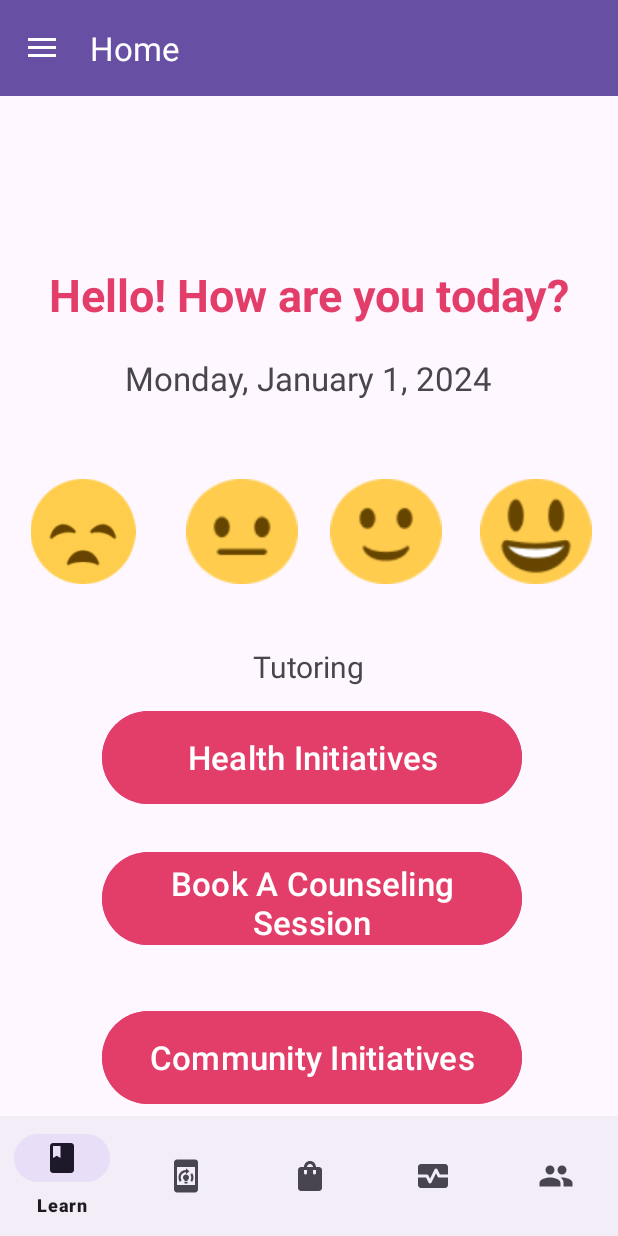
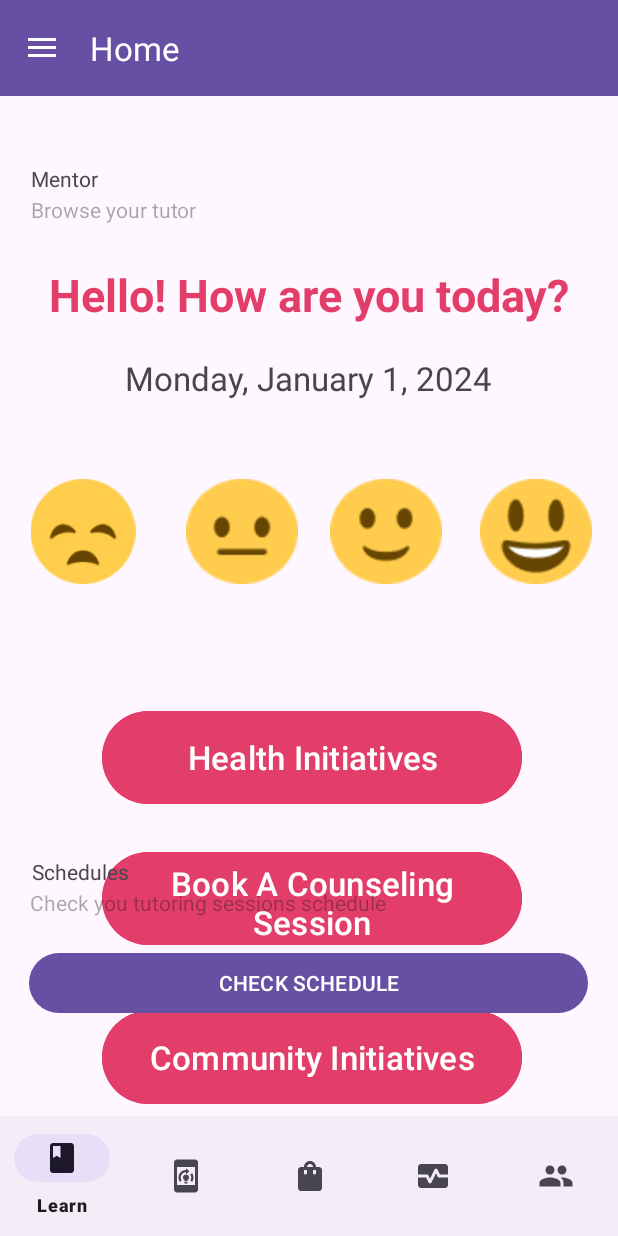
Before and after one commit to Kairos5106/STEMify, an Android app: the fragment Tutoring placed in its activity, on a phone screen of 412 x 824 dp. Run offline under Robolectric (Android 15) with nearby library versions, the phone set to English and light mode, and no system bars; our stand-ins replace navigation-ui.

Commit message:
Tutoring pages xml layouts

```diff
--- a/app/src/main/res/layout/fragment_tutoring.xml
+++ b/app/src/main/res/layout/fragment_tutoring.xml
@@ -8,15 +8,81 @@
     tools:context=".ui.moduleB.Tutoring">
 
     <TextView
-        android:id="@+id/TVP"
+        android:id="@+id/TVMentor"
         android:layout_width="wrap_content"
         android:layout_height="wrap_content"
-        android:text="Tutoring"
-        android:textSize="20dp"
+        android:layout_marginStart="20dp"
+        android:layout_marginTop="45dp"
+        android:layout_marginEnd="346dp"
+        android:text="Mentor"
+        app:layout_constraintEnd_toEndOf="parent"
+        app:layout_constraintStart_toStartOf="parent"
+        app:layout_constraintTop_toTopOf="parent" />
+
+    <TextView
+        android:id="@+id/TVBrowseYourTutor"
+        android:layout_width="wrap_content"
+        android:layout_height="wrap_content"
+        android:layout_marginStart="20dp"
+        android:layout_marginTop="1dp"
+        android:layout_marginEnd="280dp"
+        android:hint="Browse your tutor"
+        app:layout_constraintEnd_toEndOf="parent"
+        app:layout_constraintStart_toStartOf="parent"
+        app:layout_constraintTop_toBottomOf="@+id/TVMentor" />
+
+    <androidx.core.widget.NestedScrollView
+        android:id="@+id/nestedScrollView2"
+        android:layout_width="match_parent"
+        android:layout_height="300dp"
+        android:layout_marginTop="25dp"
+        android:layout_marginBottom="300dp"
         app:layout_constraintBottom_toBottomOf="parent"
         app:layout_constraintEnd_toEndOf="parent"
         app:layout_constraintStart_toStartOf="parent"
-        app:layout_constraintTop_toTopOf="parent"
-        tools:ignore="InvalidId" />
+        app:layout_constraintTop_toBottomOf="@+id/TVBrowseYourTutor">
+
+        <androidx.recyclerview.widget.RecyclerView
+            android:id="@+id/RVTutoring"
+            android:layout_width="match_parent"
+            android:layout_height="wrap_content" />
+    </androidx.core.widget.NestedScrollView>
+
+    <TextView
+        android:id="@+id/TVSchedules"
+        android:layout_width="wrap_content"
+        android:layout_height="wrap_content"
+        android:layout_marginStart="20dp"
+        android:layout_marginTop="72dp"
+        android:layout_marginEnd="326dp"
+        android:text="Schedules"
+        app:layout_constraintEnd_toEndOf="parent"
+        app:layout_constraintHorizontal_bias="1.0"
+        app:layout_constraintStart_toStartOf="parent"
+        app:layout_constraintTop_toBottomOf="@+id/nestedScrollView2" />
+
+    <TextView
+        android:id="@+id/TVSchedulesDescription"
+        android:layout_width="wrap_content"
+        android:layout_height="wrap_content"
+        android:layout_marginStart="20dp"
+        android:layout_marginTop="1dp"
+        android:layout_marginEnd="155dp"
+        android:hint="Check you tutoring sessions schedule"
+        app:layout_constraintEnd_toEndOf="parent"
+        app:layout_constraintStart_toStartOf="parent"
+        app:layout_constraintTop_toBottomOf="@+id/TVSchedules" />
+
+    <Button
+        android:id="@+id/BtnCheckSchedule"
+        android:layout_width="0dp"
+        android:layout_height="wrap_content"
+        android:layout_marginStart="19dp"
+        android:layout_marginTop="20dp"
+        android:layout_marginEnd="20dp"
+        android:text="CHECK SCHEDULE"
+        app:layout_constraintEnd_toEndOf="parent"
+        app:layout_constraintStart_toStartOf="parent"
+        app:layout_constraintTop_toBottomOf="@+id/TVSchedulesDescription" />
 
 </androidx.constraintlayout.widget.ConstraintLayout>
--- a/app/src/main/res/values/strings.xml
+++ b/app/src/main/res/values/strings.xml
@@ -14,7 +14,7 @@
     <string name="menu_gallery">Gallery</string>
     <string name="menu_slideshow">Slideshow</string>
 
-    <string name ="health_lifestyle">Embracing a healthy lifestyle involves eating well, staying active, and taking care of your mental well-being.</string>
+    <string name="health_lifestyle">Embracing a healthy lifestyle involves eating well, staying active, and taking care of your mental well-being.</string>
 
     <string name="health_1">A healthy diet
         \nA healthy diet involves eating a variety of foods in the correct proportions and consuming a calorie intake that allows for the maintenance of healthy body weight. Although this varies for everyone,
```
Also changed, not shown: app/src/main/AndroidManifest.xml (+16 -10 lines), app/src/main/java/com/example/stemify/Tutoring_TutorDetail.java (added, +14 -0 lines), app/src/main/res/layout/activity_tutoring_tutor_detail.xml (added, +89 -0 lines), app/src/main/res/layout/tutoring_tutorlist_row.xml (added, +56 -0 lines), 1 other file.
